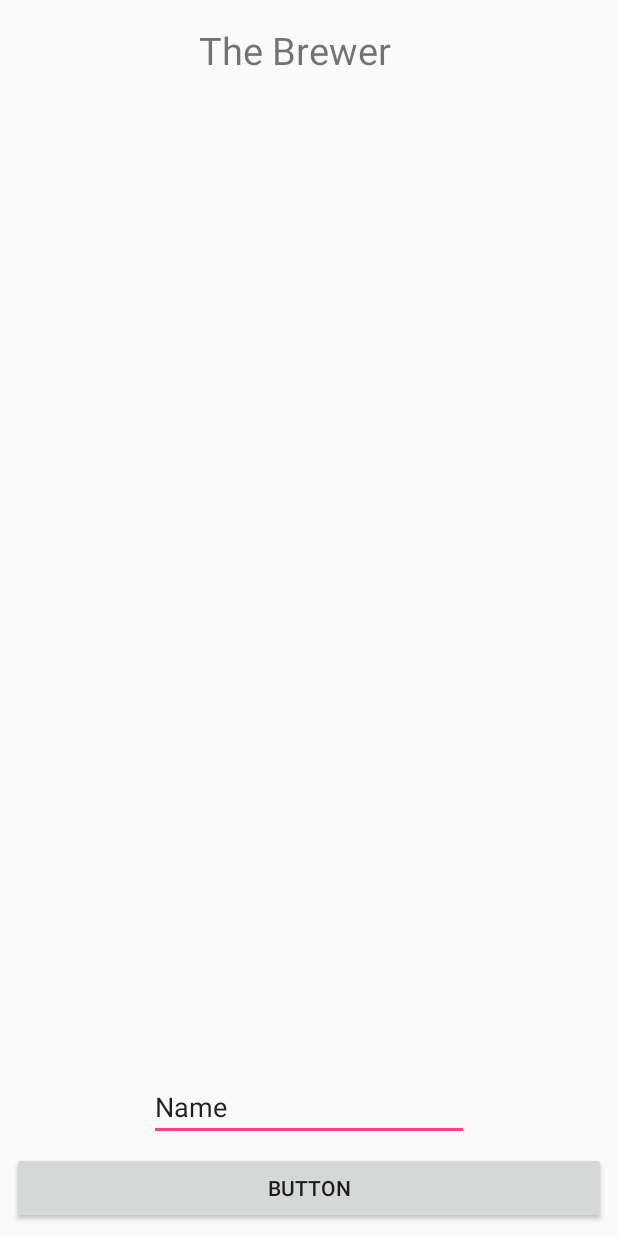
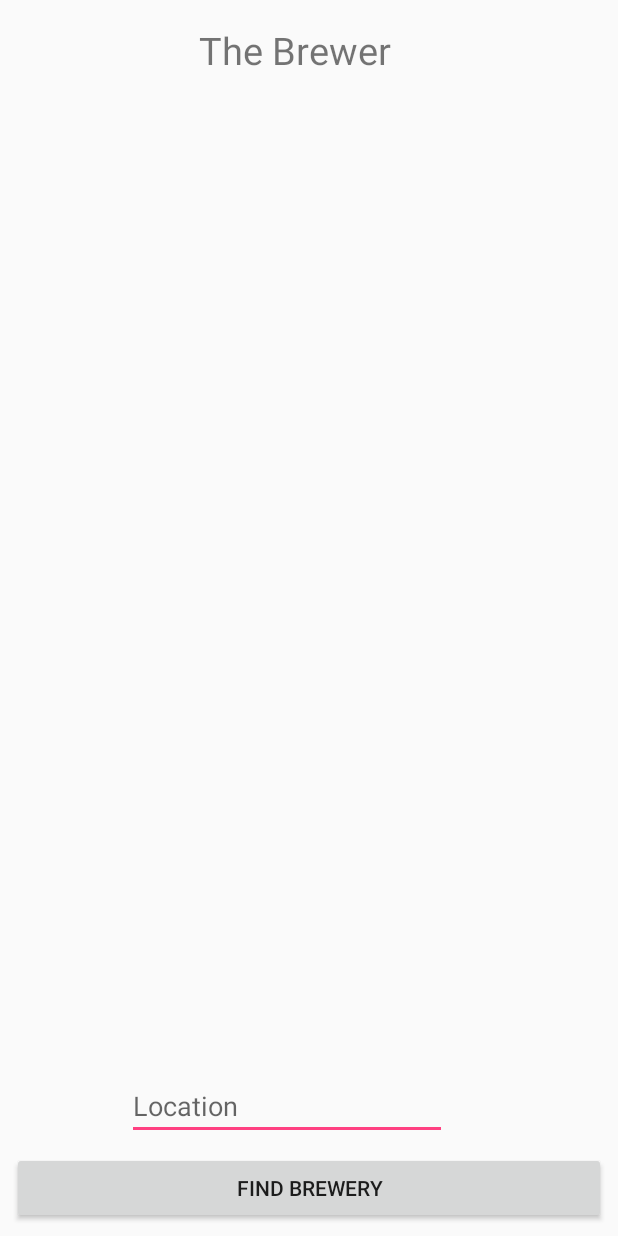
Before and after one commit to Kinyagia/TheBrewer, an Android app: the screen it shows after launch (MainActivity), on a phone screen of 412 x 824 dp. Run offline under Robolectric (Android 15) with nearby library versions, the phone set to English and light mode, and no system bars.

Commit message:
enable users to pass data between activities

```diff
--- a/app/src/main/java/com/example/morris/thebrewer/MainActivity.java
+++ b/app/src/main/java/com/example/morris/thebrewer/MainActivity.java
@@ -1,41 +1,42 @@
 package com.example.morris.thebrewer;
 
+import android.content.Intent;
 import android.os.Bundle;
 
 import android.support.v7.app.AppCompatActivity;
 import android.view.View;
 import android.view.Menu;
 import android.view.MenuItem;
+import android.widget.Button;
+import android.widget.EditText;
 
 public class MainActivity extends AppCompatActivity {
+    private Button mFindBreweryButton;
+    private EditText mLocationEditText;
 
     @Override
     protected void onCreate(Bundle savedInstanceState) {
         super.onCreate(savedInstanceState);
         setContentView(R.layout.activity_main);
+        mLocationEditText = (EditText) findViewById(R.id.locationEditText);
+        mFindBreweryButton  = (Button) findViewById(R.id.findBreweryButton);
+
+        mFindBreweryButton.setOnClickListener(new View.OnClickListener() {
+            @Override
+            public void onClick(View v) {
+                String location = mLocationEditText.getText().toString();
+                Intent intent = new Intent(MainActivity.this, BreweriesActivity.class);
+                intent.putExtra("location", location);
+                startActivity(intent);
+
+
+            }
+        });
+
+
 
 
     }
 
-    @Override
-    public boolean onCreateOptionsMenu(Menu menu) {
-        // Inflate the menu; this adds items to the action bar if it is present.
-        getMenuInflater().inflate(R.menu.menu_main, menu);
-        return true;
-    }
 
-    @Override
-    public boolean onOptionsItemSelected(MenuItem item) {
-        // Handle action bar item clicks here. The action bar will
-        // automatically handle clicks on the Home/Up button, so long
-        // as you specify a parent activity in AndroidManifest.xml.
-        int id = item.getItemId();
-
-        //noinspection SimplifiableIfStatement
-        if (id == R.id.action_settings) {
-            return true;
-        }
-
-        return super.onOptionsItemSelected(item);
-    }
 }
--- a/app/src/main/res/layout/activity_main.xml
+++ b/app/src/main/res/layout/activity_main.xml
@@ -29,10 +29,10 @@
             android:layout_marginEnd="8dp" />
 
         <Button
-            android:id="@+id/button"
-            android:layout_width="match_parent"
+            android:id="@+id/findBreweryButton"
+            android:layout_width="0dp"
             android:layout_height="wrap_content"
-            android:text="Button"
+            android:text="Find Brewery"
             app:layout_constraintBottom_toBottomOf="parent"
             android:layout_marginBottom="8dp"
             android:layout_marginRight="8dp"
@@ -43,20 +43,21 @@
             android:layout_marginEnd="8dp" />
 
         <EditText
-            android:id="@+id/editText3"
+            android:id="@+id/locationEditText"
             android:layout_width="wrap_content"
             android:layout_height="wrap_content"
-            android:layout_marginBottom="7dp"
             android:layout_marginLeft="8dp"
-            android:layout_marginRight="8dp"
             android:ems="10"
             android:inputType="text"
-            android:text="Name"
-            app:layout_constraintBottom_toTopOf="@+id/button"
+            android:hint="Location "
             app:layout_constraintLeft_toLeftOf="parent"
+            android:layout_marginStart="8dp"
+            android:layout_marginEnd="8dp"
+            android:layout_marginRight="8dp"
             app:layout_constraintRight_toRightOf="parent"
-            android:layout_marginStart="8dp"
-            android:layout_marginEnd="8dp" />
+            app:layout_constraintHorizontal_bias="0.421"
+            android:layout_marginBottom="8dp"
+            app:layout_constraintBottom_toTopOf="@+id/findBreweryButton" />
 
     </android.support.constraint.ConstraintLayout>
 
```
Also changed, not shown: app/src/main/AndroidManifest.xml (+4 -3 lines), app/src/main/java/com/example/morris/thebrewer/BreweriesActivity.java (added, +20 -0 lines), app/src/main/res/layout/activity_breweries.xml (added, +19 -0 lines).
